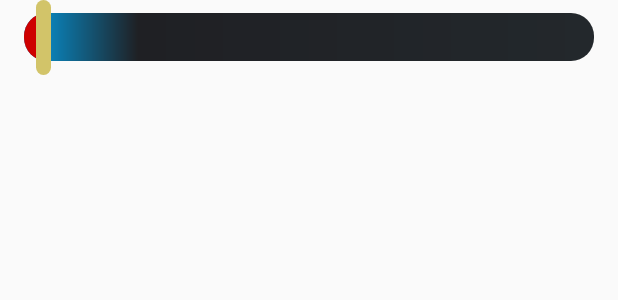
After one commit to yashank7879/WolfScore, an Android app: the layout fragment_match_stats.xml on its own in the app's theme, with its tools: preview values and no code run, on a phone screen of 412 x 824 dp. The commit adds this screen. Shown: the top 300 px of the screen. Run offline under Robolectric (Android 15) with nearby library versions, the phone set to English and light mode, and no system bars.

```diff
--- a/app/src/main/java/com/wolfscore/matches/fragments/TodayFragment.java
+++ b/app/src/main/java/com/wolfscore/matches/fragments/TodayFragment.java
@@ -82,8 +82,6 @@ public class TodayFragment  extends Fragment {
             }
 
         }
-
-      //  getMatchData(page);
 
 
         return rootView;
@@ -227,7 +225,6 @@ public class TodayFragment  extends Fragment {
                                 e.printStackTrace();
                             }
 
-
                         }
 
                         @Override
--- /dev/null
+++ b/app/src/main/res/drawable/border_shadow.xml
@@ -0,0 +1,17 @@
+<?xml version="1.0" encoding="utf-8"?>
+<layer-list xmlns:android="http://schemas.android.com/apk/res/android">
+    <item>
+        <shape>
+            <corners
+                android:radius="15dp" />
+            <gradient
+                android:angle="0"
+                android:startColor="@color/colorBlue"
+                android:centerColor="@color/colorPrimaryDark"
+                android:endColor="@color/list_item_bg"
+                android:centerY="0.2"
+                android:type="linear"
+                />
+        </shape>
+    </item>
+</layer-list>
--- /dev/null
+++ b/app/src/main/res/drawable/custom_thumb.xml
@@ -0,0 +1,12 @@
+<?xml version="1.0" encoding="utf-8"?>
+<layer-list xmlns:android="http://schemas.android.com/apk/res/android">
+    <item>
+        <shape android:shape="rectangle">
+            <solid android:color="@color/colorYellow"/>
+            <size
+                android:width="10dp"
+                android:height="50dp"/>
+            <corners android:radius="10dp"/>
+        </shape>
+    </item>
+</layer-list>
--- /dev/null
+++ b/app/src/main/res/drawable/seekbar_progress.xml
@@ -0,0 +1,16 @@
+<?xml version="1.0" encoding="utf-8"?>
+<layer-list
+    xmlns:android="http://schemas.android.com/apk/res/android" >
+    <item
+        android:id="@+id/progressshape" >
+        <clip>
+            <shape
+                android:shape="rectangle" >
+                <size android:height="0dp"/>
+                <corners
+                    android:radius="15dp" />
+                <solid android:color="@color/colorRed"/>
+            </shape>
+        </clip>
+    </item>
+</layer-list>
--- /dev/null
+++ b/app/src/main/res/drawable/seekbar_style.xml
@@ -0,0 +1,13 @@
+<?xml version="1.0" encoding="utf-8"?>
+<layer-list xmlns:android="http://schemas.android.com/apk/res/android" >
+    <item
+        android:id="@android:id/background"
+        android:drawable="@drawable/border_shadow" >
+    </item>
+
+    <item
+        android:id="@android:id/progress" >
+        <clip
+            android:drawable="@drawable/seekbar_progress" />
+    </item>
+</layer-list>
--- /dev/null
+++ b/app/src/main/res/layout/fragment_match_stats.xml
@@ -0,0 +1,16 @@
+<?xml version="1.0" encoding="utf-8"?>
+<LinearLayout
+    xmlns:android="http://schemas.android.com/apk/res/android"
+    android:layout_width="match_parent"
+    android:layout_height="match_parent"
+    android:orientation="vertical">
+    <SeekBar
+        android:id="@+id/seekBar"
+        android:layout_width="match_parent"
+        android:layout_height="wrap_content"
+        android:max="30"
+        android:progress="1"
+        android:progressDrawable="@drawable/seekbar_style"
+        android:thumb="@drawable/custom_thumb" />
+
+</LinearLayout>
```
Also changed, not shown: app/src/main/java/com/wolfscore/activity/AboutMatchActivity.java (+2 -5 lines).
